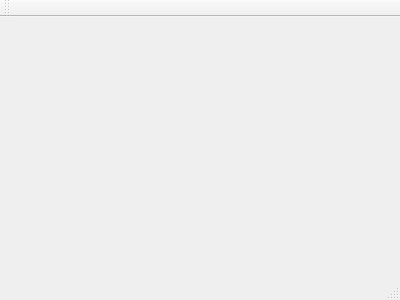
First picture: the form in Server/server/mainwindow.ui, repository benclum11/bju-cps-111-team-blue-fall-2014, before the edit.
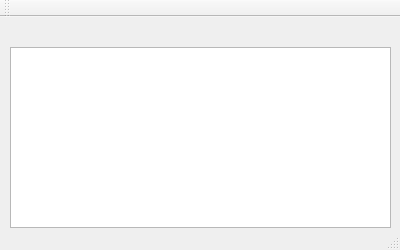
Second picture: the form after the edit.

Commit message: Client and server can now connect to each other. Added log functionality to server and made server window size static. Added basic log messages when connections are added or dropped. Successfuly tested connection across Resnet network.

Diff of the .ui file:
```diff
--- a/Server/server/mainwindow.ui
+++ b/Server/server/mainwindow.ui
@@ -7,13 +7,51 @@
     <x>0</x>
     <y>0</y>
     <width>400</width>
-    <height>300</height>
+    <height>250</height>
    </rect>
   </property>
+  <property name="sizePolicy">
+   <sizepolicy hsizetype="Fixed" vsizetype="Fixed">
+    <horstretch>0</horstretch>
+    <verstretch>0</verstretch>
+   </sizepolicy>
+  </property>
+  <property name="minimumSize">
+   <size>
+    <width>400</width>
+    <height>250</height>
+   </size>
+  </property>
+  <property name="maximumSize">
+   <size>
+    <width>400</width>
+    <height>250</height>
+   </size>
+  </property>
+  <property name="baseSize">
+   <size>
+    <width>400</width>
+    <height>250</height>
+   </size>
+  </property>
   <property name="windowTitle">
    <string>Server Log</string>
   </property>
-  <widget class="QWidget" name="centralWidget"/>
+  <widget class="QWidget" name="centralWidget">
+   <widget class="QPlainTextEdit" name="txtLog">
+    <property name="geometry">
+     <rect>
+      <x>10</x>
+      <y>30</y>
+      <width>381</width>
+      <height>181</height>
+     </rect>
+    </property>
+    <property name="textInteractionFlags">
+     <set>Qt::TextSelectableByKeyboard|Qt::TextSelectableByMouse</set>
+    </property>
+   </widget>
+  </widget>
   <widget class="QMenuBar" name="menuBar">
    <property name="geometry">
     <rect>
```
Left out of the diff: 2 changed lines with no effect on the pictures. The commit also changes 3 other files.
